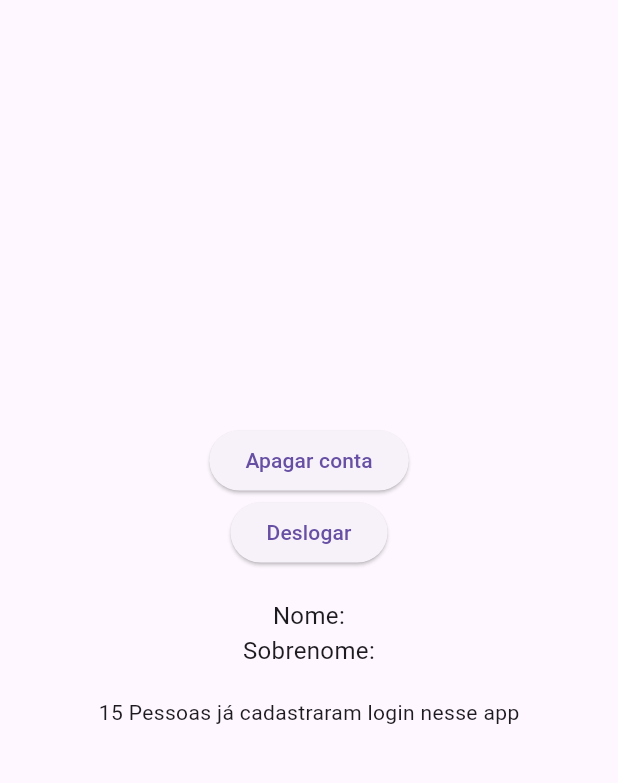
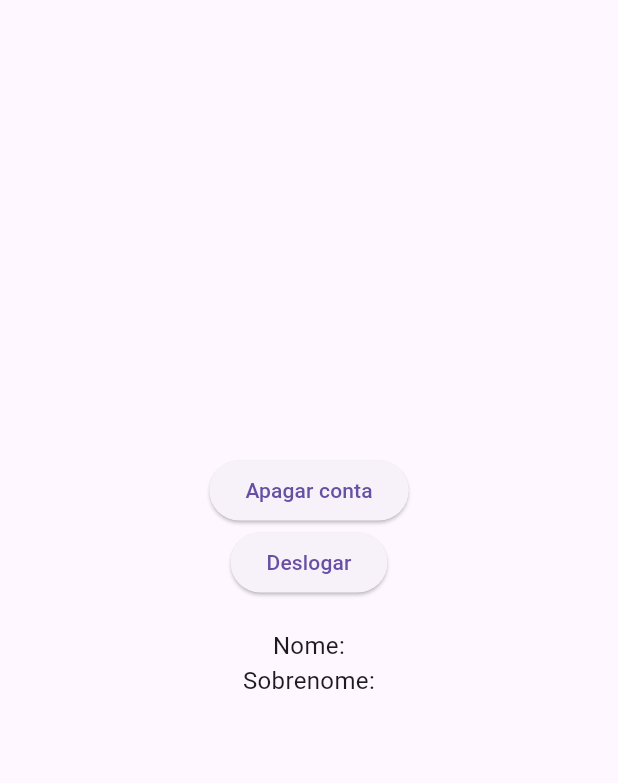
Before and after one commit to brunoferdias/login-app-flutter, a Flutter app: the Home screen opened directly, on a phone screen of 412 x 824 dp, the part 84-867 px from its top. Run offline on Flutter 3.47's test engine with Material 3 defaults, Android fonts, the phone set to English and light mode, and no system bars; our stand-ins replace firebase_auth, firebase_core, flutter_svg, google_sign_in, lottie, page_transition and 1 more; accounts and stored records are empty.

Commit message:
em fase final

```diff
--- a/lib/home/home.dart
+++ b/lib/home/home.dart
@@ -91,8 +91,7 @@ class _HomeState extends State<Home> {
               textAlign: TextAlign.center,
               style: TextStyle(fontSize: 16),
             ),
-            SizedBox(height: 20),
-            Text("15 Pessoas já cadastraram login nesse app"),
+
           ],
         ),
       ),
```
Also changed, not shown: lib/auth/login.dart (+7 -4 lines).
